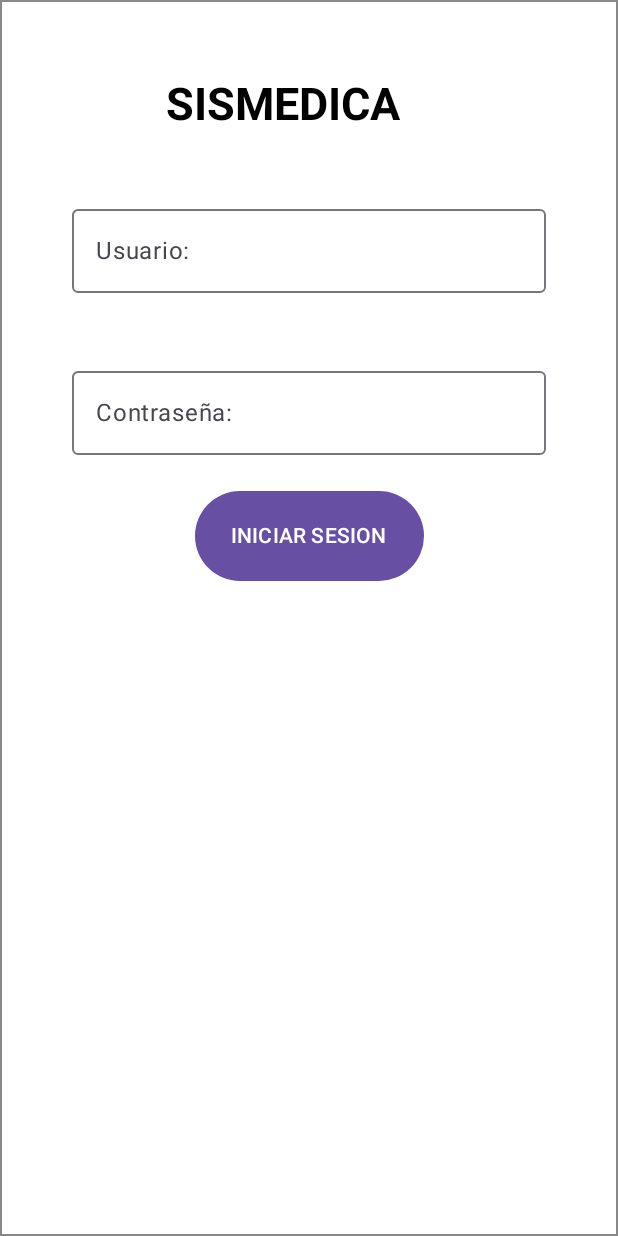
After one commit to davidlab44/json-object-parsing-skeletom-for-android, an Android app built with Jetpack Compose: the LoginActivity screen opened directly, with no data from a screen before it, on a phone screen of 412 x 824 dp. The commit adds this screen. Run offline under Robolectric (Android 15) with nearby library versions, the phone set to English and light mode, and no system bars; our stand-ins replace Dagger/Hilt's generated code; network calls fail.

Commit message:
start-activity-login

```diff
--- a/app/src/main/AndroidManifest.xml
+++ b/app/src/main/AndroidManifest.xml
@@ -32,7 +32,7 @@
         <activity android:name="com.david.tot.ui.MapActivity" >
         </activity>
         <activity
-            android:name="com.david.tot.ui.AddProductActivity"
+            android:name="com.david.tot.ui.LoginActivity"
             android:noHistory="true">
         </activity>
         <activity
@@ -45,5 +45,9 @@
             android:exported="false"
             android:parentActivityName=".ui.MainActivity">
         </activity>
+        <activity
+            android:name="com.david.tot.ui.AddProductActivity"
+            android:noHistory="true">
+        </activity>
     </application>
 </manifest>
--- /dev/null
+++ b/app/src/main/java/com/david/tot/ui/LoginActivity.kt
@@ -0,0 +1,166 @@
+package com.david.tot.ui
+
+import android.content.Intent
+import android.os.Bundle
+import android.widget.Toast
+import androidx.activity.ComponentActivity
+import androidx.activity.compose.setContent
+import androidx.compose.foundation.BorderStroke
+import androidx.compose.foundation.background
+import androidx.compose.foundation.border
+import androidx.compose.foundation.layout.*
+import androidx.compose.foundation.shape.RoundedCornerShape
+import androidx.compose.foundation.text.KeyboardOptions
+import androidx.compose.material.MaterialTheme
+import androidx.compose.material.*
+import androidx.compose.material.Surface
+import androidx.compose.material3.Button
+import androidx.compose.material3.ButtonDefaults
+import androidx.compose.material3.OutlinedTextField
+import androidx.compose.material3.Text
+import androidx.compose.runtime.getValue
+import androidx.compose.runtime.mutableStateOf
+import androidx.compose.runtime.saveable.rememberSaveable
+import androidx.compose.runtime.setValue
+import androidx.compose.ui.Alignment
+import androidx.compose.ui.Modifier
+import androidx.compose.ui.graphics.Color
+import androidx.compose.ui.graphics.RectangleShape
+import androidx.compose.ui.platform.LocalContext
+import androidx.compose.ui.text.font.FontWeight
+import androidx.compose.ui.text.input.ImeAction
+import androidx.compose.ui.text.input.KeyboardCapitalization
+import androidx.compose.ui.text.input.KeyboardType
+import androidx.compose.ui.text.style.TextAlign
+import androidx.compose.ui.unit.dp
+import androidx.compose.ui.unit.sp
+import androidx.lifecycle.viewmodel.compose.viewModel
+import com.david.tot.ui.theme.TotTheme
+import dagger.hilt.android.AndroidEntryPoint
+import kotlinx.coroutines.Delay
+import kotlinx.coroutines.delay
+
+@AndroidEntryPoint
+class LoginActivity : ComponentActivity() {
+    override fun onCreate(savedInstanceState: Bundle?) {
+        super.onCreate(savedInstanceState)
+        setContent {
+            TotTheme(darkTheme = false) {
+                val loginViewModel = viewModel<LoginViewModel>()
+                Surface(
+                    modifier = Modifier.fillMaxSize(),
+                    //color = MaterialTheme.colors.background
+                    //color = addProductViewModel.backgroundColor
+                ) {
+
+                    var productName by rememberSaveable { mutableStateOf("") }
+                    var email by rememberSaveable { mutableStateOf("") }
+                    var password by rememberSaveable { mutableStateOf("") }
+                    var productPrice by rememberSaveable { mutableStateOf("") }
+                    if(loginViewModel.responseCode != 0){
+                        if (loginViewModel.responseCode == 201) {
+                            Toast.makeText(LocalContext.current, "Inicio de sesion exitoso", Toast.LENGTH_LONG).show()
+                        }else{
+                            Toast.makeText(LocalContext.current, "No se pudo iniciar sesion, verifique sus credenciales", Toast.LENGTH_LONG).show()
+                        }
+                        Thread.sleep(1000)
+                        startActivity(Intent(this@LoginActivity,MainActivity::class.java))
+                        finish()
+                    }
+                    Column( horizontalAlignment = Alignment.CenterHorizontally,
+                        modifier = Modifier.border(1.dp, Color.Gray, RectangleShape).fillMaxWidth().padding(20.dp)) {
+                        Row(
+                            modifier = Modifier.padding(all = 12.dp),horizontalArrangement = Arrangement.Center
+                        ){
+                            Text(text = "SISMEDICA", fontSize = 30.sp,fontWeight = FontWeight.Bold,textAlign = TextAlign.Center,
+                                modifier = Modifier
+                                    .padding(start = 16.dp, end = 50.dp, top = 20.dp)
+                                    .fillMaxWidth())
+                        }
+                        Row(
+                            modifier = Modifier.padding(all = 12.dp),horizontalArrangement = Arrangement.Center
+                        ){
+                            OutlinedTextField(
+                                value = email,
+                                onValueChange = {
+                                    loginViewModel.productDescription = it
+                                    email = loginViewModel.productDescription},
+                                label = { Text("Usuario:") },
+                                modifier = Modifier
+                                    .padding(start = 16.dp, end = 16.dp, top = 20.dp)
+                                    .fillMaxWidth()
+                            )
+                        }
+
+                        /*
+                        Row(
+                            modifier = Modifier.padding(all = 12.dp),horizontalArrangement = Arrangement.Center
+                        ){
+                            OutlinedTextField(
+                                value = productName,
+                                onValueChange = {
+                                    addProductViewModel.productName = it
+                                    productName = addProductViewModel.productName},
+                                label = { Text("") },
+                                modifier = Modifier
+                                    .padding(start = 16.dp, end = 16.dp, top = 20.dp)
+                                    .fillMaxWidth()
+                            )
+                        }
+                        */
+
+                        Row(
+                            modifier = Modifier.padding(all = 12.dp),horizontalArrangement = Arrangement.Center
+                        ){
+                            OutlinedTextField(
+                                value = password,
+                                onValueChange = {
+                                    loginViewModel.productDescription = it
+                                    password = loginViewModel.productDescription},
+                                label = { Text("Contraseña:") },
+                                modifier = Modifier
+                                    .padding(start = 16.dp, end = 16.dp, top = 20.dp)
+                                    .fillMaxWidth()
+                            )
+                        }
+                        /*
+                        Row(
+                            modifier = Modifier.padding(all = 12.dp),horizontalArrangement = Arrangement.Center
+                        ){
+                            OutlinedTextField(
+                                keyboardOptions = KeyboardOptions(
+                                    capitalization = KeyboardCapitalization.None,
+                                    autoCorrect = true,
+                                    keyboardType = KeyboardType.Number,
+                                    imeAction = ImeAction.Next
+                                ),
+                                value = ""+productPrice,
+                                onValueChange = {
+                                    addProductViewModel.productPrice = it.toInt()
+                                    productPrice = it},
+                                label = { Text("Precio: "+productPrice) },
+                                modifier = Modifier
+                                    .padding(start = 16.dp, end = 16.dp, top = 20.dp)
+                                    .fillMaxWidth()
+                            )
+                        }
+                        */
+                        Row(
+                            modifier = Modifier.padding(all = 12.dp),horizontalArrangement = Arrangement.Center
+                        ){
+
+
+                            Button(onClick = {loginViewModel.login()},
+                                modifier = Modifier
+                                    .padding(bottom = 10.dp)
+                                    .height(60.dp)
+                            ) {
+                                Text("INICIAR SESION")
+                            }
+                        }
+                    }
+                }
+            }
+        }
+    }
+}
--- a/app/src/main/java/com/david/tot/ui/MainActivity.kt
+++ b/app/src/main/java/com/david/tot/ui/MainActivity.kt
@@ -310,7 +310,7 @@ private fun DrawerContent(
                         .size(size = 25.dp)
                         .clip(shape = CircleShape),
                     painter = painterResource(id = R.drawable.baseline_home_24),
-                    contentDescription = "Perfil"
+                    contentDescription = "Salir"
                 )
                 Spacer(modifier = Modifier.width(20.dp))
 
@@ -319,9 +319,9 @@ private fun DrawerContent(
                         color = White,
                         fontSize = 26.sp
                     ),
-                    text = AnnotatedString("Perfil") ,
+                    text = AnnotatedString("Salir") ,
                     onClick = {
-                        context.startActivity(Intent(context,AddProductActivity::class.java))
+                        context.startActivity(Intent(context,LoginActivity::class.java))
                     }
                 )
             }
```
Also changed, not shown: app/src/main/java/com/david/tot/ui/LoginViewModel.kt (+4 -11 lines), app/src/main/java/com/david/tot/ui/ScreenLogin.kt (deleted, +0 -32 lines).
